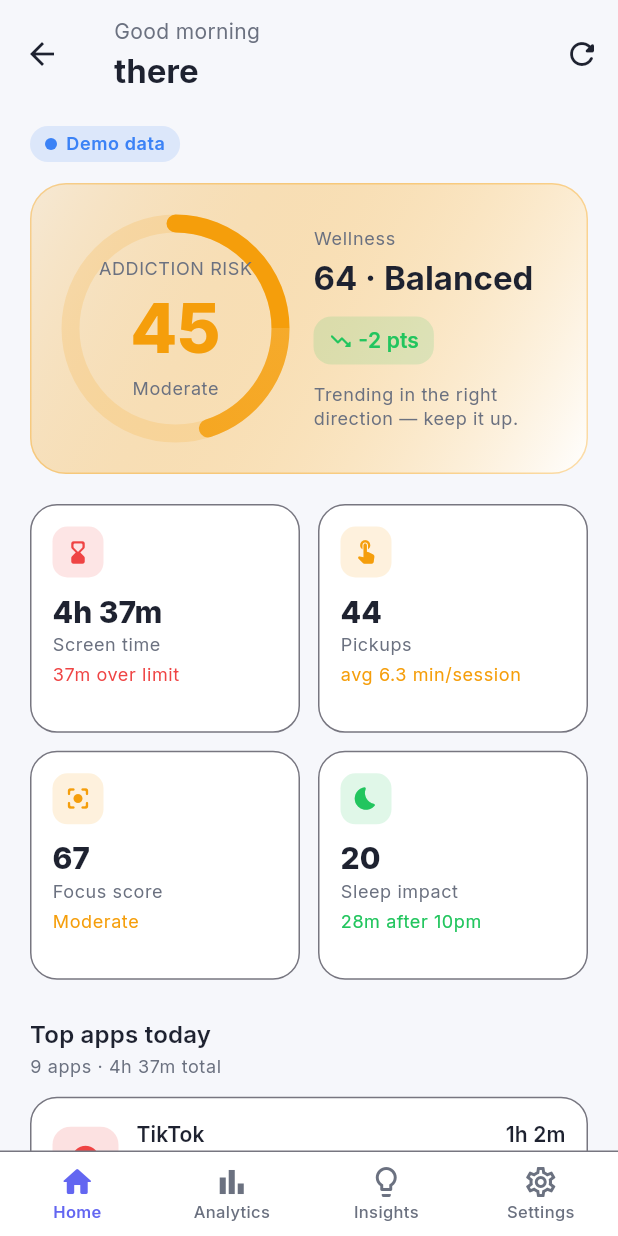
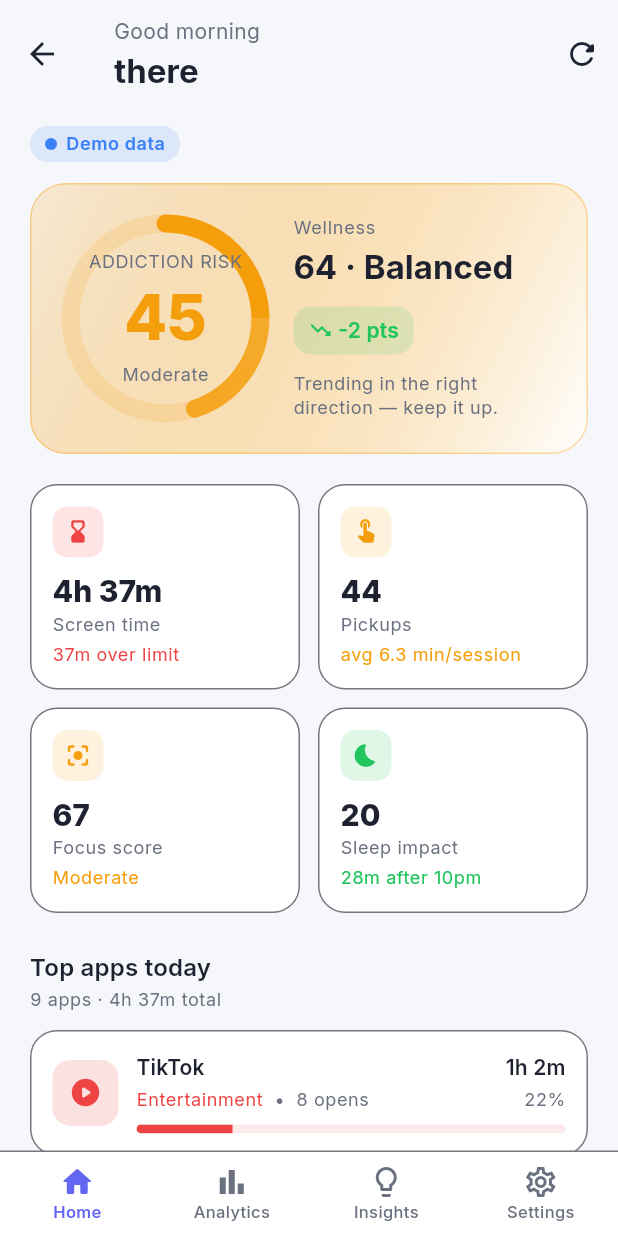
Before and after one commit to Zainab-asf/AI-Digital-Addiction-Detector-app, a Flutter app: the HomeShell screen opened by its route, on a phone screen of 412 x 824 dp. Run offline on Flutter 3.47's test engine with Material 3 defaults, Android fonts, the phone set to English and light mode, and no system bars; our stand-ins replace cloud_firestore, firebase_auth, firebase_core, fl_chart, google_fonts, shared_preferences; missing offline and left inert: app_usage; accounts and stored records are empty.

Commit message:
Fix startup crash, Vercel deploy config, and layout overflows
Firebase resilience:
main() tolerates a failed Firebase.initializeApp, but AppState's
constructor eagerly resolved FirebaseAuth.instance and
FirebaseFirestore.instance, which throw [core/no-app]. The exception
escaped main() and left a blank screen. Both services now resolve their
handles defensively and degrade to a signed-out state with no-op writes,
which is the behaviour main() already documented. Auth actions are async
so an unavailable-Firebase failure arrives as a rejected future rather
than a synchronous throw.

Vercel deployment:
- .vercelignore excluded web/, a build input, so the build could never
  compile.
- vercel.json combined legacy `routes` with cleanUrls/trailingSlash,
  which Vercel rejects. Legacy routes also match before the filesystem
  check, so the catch-all would have served index.html for main.dart.js.
  Converted to `rewrites` and pinned buildCommand/outputDirectory.
- vercel-build.sh marks the extracted SDK as a safe.directory so git
  cannot fail it with "dubious ownership".

Layout:
Two GridViews derived cell height from screen width via childAspectRatio,
clipping content on narrow phones; a fixed 180px donut and 152px score
ring starved the flexible content beside them. All now size to content,
and the insights tiles stack below 360px.

Also right-sizes the Gradle daemon heap (-Xmx8G plus 4G metaspace on an
8GB machine) and ignores the 1.5GB Flutter SDK tarball.

Tests go 7 -> 27, covering the Firebase-unavailable path and every main
screen at 320px and 430px in both themes.

Co-Authored-By: Claude Opus 5 <noreply@anthropic.com>

```diff
--- a/lib/src/screens/main/dashboard_screen.dart
+++ b/lib/src/screens/main/dashboard_screen.dart
@@ -51,7 +51,8 @@ class DashboardScreen extends StatelessWidget {
       return EmptyState(
         icon: Icons.insights_rounded,
         title: 'No data yet',
-        message: 'Pull to refresh and we will generate today\'s wellness scores.',
+        message:
+            'Pull to refresh and we will generate today\'s wellness scores.',
         actionLabel: 'Refresh',
         onAction: () => state.refreshUsage(),
       );
@@ -63,14 +64,21 @@ class DashboardScreen extends StatelessWidget {
         const SizedBox(height: 14),
         AddictionScoreCard(prediction: prediction),
         const SizedBox(height: 20),
-        _StatRow(prediction: prediction, today: today, limit: state.dailyLimitMinutes),
+        _StatRow(
+          prediction: prediction,
+          today: today,
+          limit: state.dailyLimitMinutes,
+        ),
         const SizedBox(height: 24),
         SectionHeader(
           title: 'Top apps today',
-          subtitle: '${today.apps.length} apps · ${Formatters.duration(today.totalMinutes)} total',
+          subtitle:
+              '${today.apps.length} apps · ${Formatters.duration(today.totalMinutes)} total',
         ),
         const SizedBox(height: 12),
-        ...today.appsByUsage.take(4).map(
+        ...today.appsByUsage
+            .take(4)
+            .map(
               (app) => Padding(
                 padding: const EdgeInsets.only(bottom: 10),
                 child: AppUsageCard(
@@ -118,10 +126,7 @@ class _SourceBadge extends StatelessWidget {
               Container(
                 width: 8,
                 height: 8,
-                decoration: BoxDecoration(
-                  color: color,
-                  shape: BoxShape.circle,
-                ),
+                decoration: BoxDecoration(color: color, shape: BoxShape.circle),
               ),
               const SizedBox(width: 6),
               Text(
@@ -153,18 +158,15 @@ class _StatRow extends StatelessWidget {
   @override
   Widget build(BuildContext context) {
     final overshoot = today.totalMinutes - limit;
-    final caption = overshoot <= 0
+    final caption =
+        overshoot <= 0
             ? '${Formatters.duration(-overshoot)} under limit'
             : '${Formatters.duration(overshoot)} over limit';
 
-    return GridView.count(
-      crossAxisCount: 2,
-      mainAxisSpacing: 12,
-      crossAxisSpacing: 12,
-      shrinkWrap: true,
-      physics: const NeverScrollableScrollPhysics(),
-      childAspectRatio: 1.18,
-      children: [
+    // Laid out as two intrinsic-height rows rather than a fixed-aspect-ratio
+    // grid: cell height then follows the content instead of the screen width,
+    // so narrow phones and large text scales don't clip the caption.
+    final cards = <Widget>[
       StatCard(
         icon: Icons.hourglass_bottom_rounded,
         label: 'Screen time',
@@ -194,6 +196,24 @@ class _StatRow extends StatelessWidget {
         caption: '${Formatters.duration(today.nightMinutes)} after 10pm',
         accent: prediction.sleepImpact.severity.color,
       ),
+    ];
+
+    Widget row(Widget left, Widget right) => IntrinsicHeight(
+      child: Row(
+        crossAxisAlignment: CrossAxisAlignment.stretch,
+        children: [
+          Expanded(child: left),
+          const SizedBox(width: 12),
+          Expanded(child: right),
+        ],
+      ),
+    );
+
+    return Column(
+      children: [
+        row(cards[0], cards[1]),
+        const SizedBox(height: 12),
+        row(cards[2], cards[3]),
       ],
     );
   }
@@ -214,8 +234,11 @@ class _CoachCta extends StatelessWidget {
           const CircleAvatar(
             backgroundColor: Colors.white24,
             radius: 24,
-            child: Icon(Icons.self_improvement_rounded,
-                color: Colors.white, size: 26),
+            child: Icon(
+              Icons.self_improvement_rounded,
+              color: Colors.white,
+              size: 26,
+            ),
           ),
           const SizedBox(width: 14),
           Expanded(
@@ -240,9 +263,10 @@ class _CoachCta extends StatelessWidget {
           ),
           IconButton(
             icon: const Icon(Icons.arrow_forward_rounded, color: Colors.white),
-            onPressed: () => Navigator.of(context).push(
-              MaterialPageRoute(builder: (_) => const CoachScreen()),
-            ),
+            onPressed:
+                () => Navigator.of(
+                  context,
+                ).push(MaterialPageRoute(builder: (_) => const CoachScreen())),
           ),
         ],
       ),
--- a/lib/src/services/firestore_service.dart
+++ b/lib/src/services/firestore_service.dart
@@ -4,21 +4,38 @@ import '../config/app_constants.dart';
 import '../models/prediction.dart';
 
 /// Reads and writes LoopAware user data in Cloud Firestore.
+///
+/// Like [AuthService], this resolves its Firebase handle defensively: when
+/// Firebase never initialised, reads return null and writes become no-ops
+/// rather than throwing `[core/no-app]` at construction time.
 class FirestoreService {
   FirestoreService({FirebaseFirestore? firestore})
-      : _db = firestore ?? FirebaseFirestore.instance;
+    : _db = firestore ?? _resolve();
 
-  final FirebaseFirestore _db;
+  final FirebaseFirestore? _db;
 
-  CollectionReference<Map<String, dynamic>> get _users =>
-      _db.collection(AppConstants.usersCollection);
+  static FirebaseFirestore? _resolve() {
+    try {
+      return FirebaseFirestore.instance;
+    } catch (_) {
+      return null;
+    }
+  }
+
+  /// False when Firebase is unavailable; sync is skipped.
+  bool get isAvailable => _db != null;
+
+  CollectionReference<Map<String, dynamic>>? get _users =>
+      _db?.collection(AppConstants.usersCollection);
 
   Future<void> createUserProfile({
     required String uid,
     required String name,
     required String email,
-  }) {
-    return _users.doc(uid).set({
+  }) async {
+    final users = _users;
+    if (users == null) return;
+    await users.doc(uid).set({
       'name': name,
       'email': email,
       'dailyLimitMinutes': AppConstants.defaultDailyLimitMinutes,
@@ -27,12 +44,16 @@ class FirestoreService {
   }
 
   Future<Map<String, dynamic>?> getUserProfile(String uid) async {
-    final doc = await _users.doc(uid).get();
+    final users = _users;
+    if (users == null) return null;
+    final doc = await users.doc(uid).get();
     return doc.data();
   }
 
-  Future<void> updateUserProfile(String uid, Map<String, dynamic> data) {
-    return _users.doc(uid).set(data, SetOptions(merge: true));
+  Future<void> updateUserProfile(String uid, Map<String, dynamic> data) async {
+    final users = _users;
+    if (users == null) return;
+    await users.doc(uid).set(data, SetOptions(merge: true));
   }
 
   /// Persists a daily wellness snapshot so progress survives reinstalls.
@@ -40,11 +61,14 @@ class FirestoreService {
     required String uid,
     required Prediction prediction,
     required int screenMinutes,
-  }) {
+  }) async {
+    final users = _users;
+    if (users == null) return;
     final now = DateTime.now();
-    final dateKey = '${now.year}-${now.month.toString().padLeft(2, '0')}-'
+    final dateKey =
+        '${now.year}-${now.month.toString().padLeft(2, '0')}-'
         '${now.day.toString().padLeft(2, '0')}';
-    return _users
+    await users
         .doc(uid)
         .collection(AppConstants.predictionsCollection)
         .doc(dateKey)
--- a/lib/src/widgets/cards/addiction_score_card.dart
+++ b/lib/src/widgets/cards/addiction_score_card.dart
@@ -1,3 +1,5 @@
+import 'dart:math' as math;
+
 import 'package:flutter/material.dart';
 
 import '../../config/app_theme.dart';
@@ -25,21 +27,27 @@ class AddictionScoreCard extends StatelessWidget {
         gradient: LinearGradient(
           begin: Alignment.topLeft,
           end: Alignment.bottomRight,
-          colors: [
-            color.withValues(alpha: 0.16),
-            theme.colorScheme.surface,
-          ],
+          colors: [color.withValues(alpha: 0.16), theme.colorScheme.surface],
         ),
         borderRadius: BorderRadius.circular(24),
         border: Border.all(color: color.withValues(alpha: 0.35)),
       ),
-      child: Row(
+      child: LayoutBuilder(
+        builder: (context, constraints) {
+          // Cap the ring against the width we actually get so the details
+          // column beside it keeps enough room on narrow phones.
+          final available = constraints.maxWidth;
+          final ringSize =
+              available.isFinite && available > 0
+                  ? math.min(152.0, available * 0.42)
+                  : 152.0;
+          return Row(
             crossAxisAlignment: CrossAxisAlignment.center,
             children: [
               ScoreRing(
                 score: addiction.score,
                 color: color,
-            size: 152,
+                size: ringSize,
                 strokeWidth: 12,
                 label: 'ADDICTION RISK',
                 caption: addiction.severity.label,
@@ -80,6 +88,8 @@ class AddictionScoreCard extends StatelessWidget {
                 ),
               ),
             ],
+          );
+        },
       ),
     );
   }
@@ -101,26 +111,30 @@ class _TrendChip extends StatelessWidget {
   @override
   Widget build(BuildContext context) {
     final theme = Theme.of(context);
-    final color = steady
+    final color =
+        steady
             ? theme.colorScheme.onSurface.withValues(alpha: 0.6)
             : improving
             ? AppTheme.good
             : AppTheme.severe;
-    final icon = steady
+    final icon =
+        steady
             ? Icons.remove_rounded
             : improving
             ? Icons.trending_down_rounded
             : Icons.trending_up_rounded;
     // For risk metrics (higherIsBetter=false), a falling delta is the
     // improving case — flip the icon so the arrow always matches intuition.
-    final displayIcon = higherIsBetter
+    final displayIcon =
+        higherIsBetter
             ? (steady
                 ? Icons.remove_rounded
                 : improving
                 ? Icons.trending_up_rounded
                 : Icons.trending_down_rounded)
             : icon;
-    final label = steady
+    final label =
+        steady
             ? 'Steady'
             : '${delta > 0 ? '+' : ''}${delta.toStringAsFixed(0)} pts';
 
@@ -135,11 +149,15 @@ class _TrendChip extends StatelessWidget {
         children: [
           Icon(displayIcon, color: color, size: 16),
           const SizedBox(width: 4),
-          Text(
+          Flexible(
+            child: Text(
               label,
               style: theme.textTheme.labelLarge?.copyWith(
                 color: color,
                 fontWeight: FontWeight.w600,
+              ),
+              overflow: TextOverflow.ellipsis,
+              softWrap: false,
             ),
           ),
         ],
--- a/lib/src/widgets/cards/app_usage_card.dart
+++ b/lib/src/widgets/cards/app_usage_card.dart
@@ -18,9 +18,10 @@ class AppUsageCard extends StatelessWidget {
   @override
   Widget build(BuildContext context) {
     final theme = Theme.of(context);
-    final ratio = dailyTotalMinutes == 0
-        ? 0.0
-        : (usage.minutes / dailyTotalMinutes).clamp(0.0, 1.0);
+    final ratio =
+        dailyTotalMinutes == 0
+            ? 0.0
+            : (usage.minutes / dailyTotalMinutes).clamp(0.0, 1.0);
     final percent = (ratio * 100).round();
     final color = usage.category.color;
 
@@ -66,22 +67,31 @@ class AppUsageCard extends StatelessWidget {
                 const SizedBox(height: 4),
                 Row(
                   children: [
-                    Text(
-                      usage.category.label,
-                      style: theme.textTheme.bodySmall?.copyWith(color: color),
+                    // One flexible run of text so a long category label or a
+                    // four-digit open count ellipsizes instead of overflowing
+                    // the card on narrow screens.
+                    Expanded(
+                      child: Text.rich(
+                        TextSpan(
+                          children: [
+                            TextSpan(
+                              text: usage.category.label,
+                              style: theme.textTheme.bodySmall?.copyWith(
+                                color: color,
+                              ),
+                            ),
+                            TextSpan(
+                              text: '  •  ${usage.opens} opens',
+                              style: theme.textTheme.bodySmall,
+                            ),
+                          ],
+                        ),
+                        overflow: TextOverflow.ellipsis,
+                        softWrap: false,
+                      ),
                     ),
-                    const SizedBox(width: 6),
-                    Text('•', style: theme.textTheme.bodySmall),
-                    const SizedBox(width: 6),
-                    Text(
-                      '${usage.opens} opens',
-                      style: theme.textTheme.bodySmall,
-                    ),
-                    const Spacer(),
-                    Text(
-                      '$percent%',
-                      style: theme.textTheme.bodySmall,
-                    ),
+                    const SizedBox(width: 8),
+                    Text('$percent%', style: theme.textTheme.bodySmall),
                   ],
                 ),
                 const SizedBox(height: 8),
```
Also changed, not shown: lib/src/screens/main/insights_screen.dart (+54 -21 lines), lib/src/services/auth_service.dart (+47 -10 lines), lib/src/widgets/charts/pie_chart_widget.dart (+20 -6 lines), vercel.json, 7 other files. Lines whose indentation alone changed are shown as unchanged.
